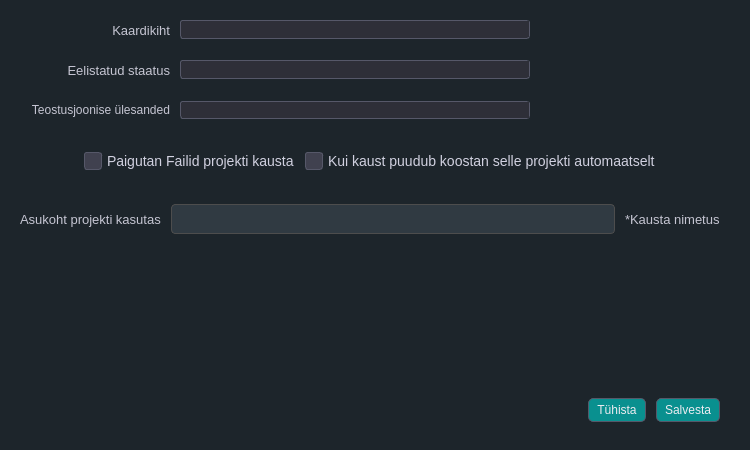
Old version of the form mailabl-qgis/config/confWidgets/Teostusjoonised.ui in the repository TuloliKalver/mailabl-qgis.
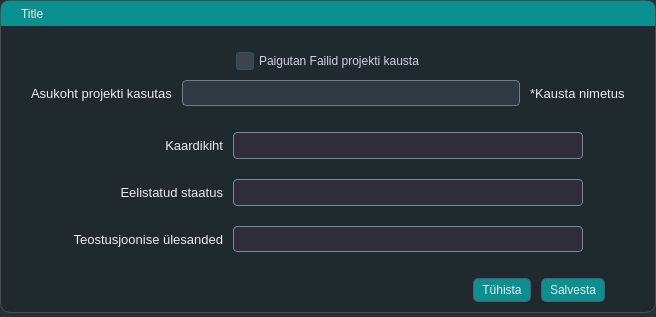
New version of the form. Icons and pictures are not drawn.

Commit message: PreRelease 2.19 SetupSystem restructured and checks on setups done!

```diff
--- a/mailabl-qgis/config/confWidgets/Teostusjoonised.ui
+++ b/mailabl-qgis/config/confWidgets/Teostusjoonised.ui
@@ -6,26 +6,26 @@
    <rect>
     <x>0</x>
     <y>0</y>
-    <width>750</width>
-    <height>450</height>
+    <width>656</width>
+    <height>317</height>
    </rect>
   </property>
   <property name="sizePolicy">
-   <sizepolicy hsizetype="Fixed" vsizetype="Fixed">
+   <sizepolicy hsizetype="Expanding" vsizetype="Expanding">
     <horstretch>0</horstretch>
     <verstretch>0</verstretch>
    </sizepolicy>
   </property>
   <property name="minimumSize">
    <size>
-    <width>750</width>
-    <height>450</height>
+    <width>0</width>
+    <height>0</height>
    </size>
   </property>
   <property name="maximumSize">
    <size>
-    <width>750</width>
-    <height>450</height>
+    <width>16777215</width>
+    <height>16777215</height>
    </size>
   </property>
   <property name="font">
@@ -39,18 +39,28 @@
    <string>Projektide seaded</string>
   </property>
   <property name="styleSheet">
-   <string notr="true">
-/* ====================================================== */
-/* 🎨 Global Theme - Base Colors, Background &amp; Typography */
-/* ====================================================== */
-* {
+   <string notr="true">* {
     border: transparent;
-    background-color: #1d252b; /* Updated background */
+    boreder-radius: 10px;
+	background-color: rgba(29, 37, 43, 0.78);  /* 10% transparency */
     padding: 0;
     margin: 0;
-    color: #c5c5d2; /* Default light gray text */
+    color: #ececf1; /* Brighter default text */
 }
 
+#FrameMain{
+    border-radius: 10px;
+	border: 1px solid #4d4d4d;
+	background-color: rgba(29, 37, 43, 0.7);  /* 10% transparency */
+}
+
+
+QLabel, QFrame{
+	background: None;
+	}
+
+
+
 
 /* ------------------------------------------------------ */
 /* 🧠 Global Interaction Effects - Focused Field &amp; Tabs   */
@@ -81,9 +91,9 @@
 QLineEdit {
     background-color: #303a42;   /* Matches the global dark background */
     color: #c5c5d2;              /* Default light gray text */
-    border: 1px solid #4d4d4d;   /* Subtle default border */
+    border: 1px solid #6f7f87;
     border-radius: 4px;          /* Rounded corners for a smooth look */
-    padding: 6px;                /* Adequate padding for text clarity */
+    padding: 4px;                /* Adequate padding for text clarity */
 }
 
 /* 
@@ -199,58 +209,6 @@
 }
 
 
-/* General QCheckBox styles */
-QCheckBox {
-    color: #ececf1; /* Text color */
-    spacing: 5px; /* Space between checkbox and text */
-}
-
-/* Style the indicator (checkbox) */
-QCheckBox::indicator {
-    width: 12px;
-    height: 12px;
-    background-color: #40414f; /* Background color for unchecked state */
-    border: 1px solid #565869; /* Border for unchecked state */
-    border-radius: 3px;
-}
-
-/* Style the indicator when checked */
-QCheckBox::indicator:checked {
-    background-color: rgba(70, 70, 85, 0.5); /* Semi-transparent gray background color for checked state */
-    border: 1px solid #acacbe;
-    image: url(&quot;:/images/themes/default/algorithms/mAlgorithmCheckGeometry.svg&quot;); /* Using QGIS built-in icon */
-}
-
-/* Style the indicator when unchecked */
-QCheckBox::indicator:unchecked {
-    background-color: #40414f; /* Background color for unchecked state */
-    border: 1px solid #565869; /* Border for unchecked state */
-}
-
-/* Style the indicator when hovered */
-QCheckBox::indicator:hover {
-    background-color: #565869;
-}
-
-/* Style the indicator when disabled */
-QCheckBox::indicator:disabled {
-    background-color: #30303a; /* Darker background color for disabled state */
-    border: 1px solid #40414f; /* Darker border for disabled state */
-}
-
-/* Style the indicator when checked and disabled */
-QCheckBox::indicator:checked:disabled {
-    background-color: rgba(50, 50, 60, 0.5); /* Semi-transparent darker gray background color for checked and disabled state */
-    border: 1px solid #40414f;
-    image: url(&quot;:/images/themes/default/algorithms/mAlgorithmCheckGeometry.svg&quot;); /* Using QGIS built-in icon */
-    opacity: 0.5; /* Make the icon appear disabled */
-}
-
-/* Style the checkbox text when disabled */
-QCheckBox:disabled {
-    color: #6a6a75; /* Darker text color for disabled state */
-}
-
 /* ══════════════════════════════════════════════════════ */
 /*                 ✅ QCheckBox Styling                   */
 /* ══════════════════════════════════════════════════════ */
@@ -258,41 +216,49 @@
 QCheckBox {
     color: #d1d1e0;
     spacing: 5px;
-    font-size: 14px;
+    font-size: 12px;
+	 background: transparent; /* This removes any background */
 }
 
-/* Base indicator styling */
+/* Default indicator box */
 QCheckBox::indicator {
     width: 16px;
     height: 16px;
+    background-color: #40414f;
     border: 1px solid #1f5d5c;
     border-radius: 3px;
-    background: #597278
 }
 
-/* Hover effect for indicator */
+/* Hovered box */
 QCheckBox::indicator:hover {
     border: 1px solid #0b4544;
 }
 
-/* Checked state with a custom image for the check mark */
+/* Checked state */
 QCheckBox::indicator:checked {
-    background: rgb(9,144,143);
+    background-color: rgb(9, 144, 143);
     border: 1px solid #565869;
 }
 
+/* Checked + Hover */
+QCheckBox::indicator:checked:hover {
+    background-color: rgba(9, 144, 143, 0.8);
+    border: 1px solid #acacbe;
+}
 
-/* ⚫ Disabled State - More Noticeable */
+/* Disabled */
+QCheckBox:disabled {
+    color: #6a6a75;
+}
 QCheckBox::indicator:disabled {
-    background-color: #1d252b;
-    border: 1px dashed rgba(120, 120, 130, 0.5); /* **Dashed, faded border** */
-    color: rgba(170, 170, 180, 0.5); /* **Faded text color** */
-    opacity: 0.5; /* **Lower opacity to indicate inactive state** */
+    background-color: #2c2c35;
+    border: 1px dashed rgba(120, 120, 130, 0.5);
 }
-
-
-QGroupBox{
-	color: #ececf1;
+QCheckBox::indicator:checked:disabled {
+    background-color: rgba(50, 50, 60, 0.5);
+    border: 1px solid #40414f;
+    image: url(&quot;:/images/themes/default/algorithms/mAlgorithmCheckGeometry.svg&quot;);
+    opacity: 0.5;
 }
 
 
@@ -303,9 +269,9 @@
 QComboBox {
     background-color: #2e2f38;
     color: #c5c5d2;
-    border: 1px solid #565869;
-    border-radius: 3px;
-    padding-left: 5px;
+	border: 1px solid #7b8a95;    
+	border-radius: 4px;
+    padding: 4px;
 }
 
 QComboBox::drop-down {
@@ -389,292 +355,18 @@
 }
 
 
-
-
-/* ══════════════════════════════════════════════════════ */
-/* 🧭 Global Vertical ScrollBar - Core UI Scroll Styling  */
-/* ══════════════════════════════════════════════════════ */
-
-QScrollBar:vertical {
-    border: none;
-    background: #2e2f38;  /* Match background color */
-    width: 8px;
-    margin: 0px;  /* Remove spacing */
-    border-radius: 4px;
+#dragFrame {
+    border-top-left-radius: 7px;
+    border-top-right-radius: 7px;
+    border-bottom-right-radius: 0px;
+    border-bottom-left-radius: 0px;
+    background-color: rgba(9, 144, 143, 1.0);
+    cursor: move;
+    color: #ececf1; /* Brighter default text */
 }
 
-QScrollBar::handle:vertical {
-    background-color: qradialgradient(spread:pad, cx:1, cy:0.728, radius:0.826, 
-        fx:0.498455, fy:0.95, stop:0.125 rgba(9, 144, 143, 255), stop:1 rgba(46, 47, 56, 253));
-    min-height: 25px;
-    border-radius: 4px;
-}
 
-QScrollBar::handle:vertical:hover {
-    background-color: qradialgradient(spread:pad, cx:1, cy:0.995, radius:1.24, 
-        fx:1, fy:0.988, stop:0 rgba(9, 144, 143, 255), stop:0.920455 rgba(46, 47, 56, 253));
-}
-
-/* Hide Up/Down Buttons */
-QScrollBar::add-line:vertical, 
-QScrollBar::sub-line:vertical {
-    background: none;
-    height: 0px;
-}
-
-/* Make the unused track area blend with background */
-QScrollBar::add-page:vertical, 
-QScrollBar::sub-page:vertical {
-    background: #2e2f38;
-}
-
-/* ════════════════════════════════════════════════════════ */
-/* 🧭 Global Horisontal ScrollBar - Core UI Scroll Styling  */
-/* ════════════════════════════════════════════════════════ */
-
-
-QScrollBar:horizontal {
-    border: none;
-    background: #2e2f38;  /* Match background color */
-    height: 8px;
-    margin: 0px;
-    border-radius: 4px;
-}
-
-QScrollBar::handle:horizontal {
-    background-color: qradialgradient(spread:pad, cx:1, cy:0.728, radius:0.826, 
-        fx:0.498455, fy:0.95, stop:0.125 rgba(9, 144, 143, 255), stop:1 rgba(46, 47, 56, 253));
-    min-width: 25px;
-    border-radius: 4px;
-}
-
-QScrollBar::handle:horizontal:hover {
-    background-color: qradialgradient(spread:pad, cx:1, cy:0.995, radius:1.24, 
-        fx:1, fy:0.988, stop:0 rgba(9, 144, 143, 255), stop:0.920455 rgba(46, 47, 56, 253));
-}
-
-/* Hide Left/Right Buttons */
-QScrollBar::add-line:horizontal, 
-QScrollBar::sub-line:horizontal {
-    background: none;
-    width: 0px;
-}
-
-/* Make the unused track area blend with background */
-QScrollBar::add-page:horizontal, 
-QScrollBar::sub-page:horizontal {
-    background: #2e2f38;
-}
-
-
-/* ====================================================== */
-/* 📊 QTableView - Layout, Colors, and Interaction Styles */
-/* ====================================================== */
-
-QTableView {
-    background-color: #2e2f38; /* Consistent dark gray base */
-    border: 1px solid #4d4d4d;
-    border-radius: 5px;
-    gridline-color: #565869;
-    /* Updated selection gradient using teal accent */
-    selection-background-color: qlineargradient(
-        x1: 0, y1: 0, x2: 0, y2: 1,
-        stop: 0 rgba(9,144,143,10),
-        stop: 1 rgba(9,144,143,50)
-    );
-    selection-color: #ececf1;
-}
-
-
-/* Adjust header style with white text */
-QHeaderView::section {
-    background-color: #35353f;
-    color: #ececf1; 
-    border-top: 0.5px solid #323232;
-    border-left: 0.5px solid #323232;
-    border-right: 0.5px solid #323232;
-    border-bottom: 1px solid #4d4d4d;
-    padding: 1px 3px;
-    font-size: 12px;
-}
-
-/* Entire table disabled state */
-QTableView:disabled {
-    background-color: rgba(30,30,35,180);
-    color: rgba(150,150,160,120);
-    border: 1px solid rgba(100,100,110,80);
-    gridline-color: rgba(80,80,90,80);
-    cursor: not-allowed;
-}
-
-/* Make headers look disabled */
-QTableView:disabled QHeaderView::section {
-    background-color: rgba(50,50,58,150);
-    
-    border-bottom: 1px solid rgba(80,80,90,100);
-}
-
-/* Remove focus outline when disabled */
-QTableView:disabled:focus {
-    outline: none;
-}
-
-/* Corner widget (where row/column headers meet) */
-QTableCornerButton::section {
-    background: #35353f;
-    border: 1px solid #4d4d4d;
-}
-
-/* Disabled corner styling */
-QTableView:disabled QTableCornerButton::section {
-    background: rgba(50,50,58,150);
-    border: 1px solid rgba(80,80,90,100);
-}
-
-/* Disable selection effect when the table is disabled */
-QTableView:disabled QTableView::item:selected {
-    background-color: rgba(50,50,58,100);
-    color: rgba(150,150,160,100);
-}
-
-/* Hovered rows for better contrast */
-QTableView::item:hover {
-    background-color: #3a3f4b;
-    color: #ececf1;
-    min-height: 16px;  /* Decreased row height */
-}
-
-/* Selected rows using the same teal gradient as QTableView selection */
-QTableView::item:selected {
-    background-color: qlineargradient(
-        x1: 0, y1: 0, x2: 0, y2: 1,
-        stop: 0 rgba(9,144,143,10),
-        stop: 1 rgba(9,144,143,50)
-    );
-    /*color: #ececf1;*/
-    min-height: 16px;  /* Decreased row height */
-}
-
-/* Non-selected rows with a subtle gradient for depth */
-QTableView::item {
-    background-color: qlineargradient(
-        x1: 0, y1: 0, x2: 0, y2: 1,
-        stop: 0 rgba(46,47,56,25),
-        stop: 1 rgba(46,47,56,255)
-    );
-    color: #d1d1e0;
-    min-height: 16px;  /* Decreased row height */
-}
-
-/* Ensure deselected rows return to their default style */
-QTableView::item:!selected {
-    background-color: qlineargradient(
-        x1: 0, y1: 0, x2: 0, y2: 1,
-        stop: 0 rgba(46,47,56,25),
-        stop: 1 rgba(46,47,56,255)
-    );
-    color: #d1d1e0;
-    min-height: 16px;  /* Decreased row height */
-}
-
-/* Disabled item styling */
-QTableView::item:disabled {
-    background-color: rgba(50,50,58,100);
-    color: rgba(150,150,160,100);
-    font-style: italic;
-    border: 1px dashed rgba(100,100,110,80);
-    min-height: 16px;  /* Decreased row height */
-}
-
-
-
-
-
-/* ====================================================== */
-/* 🧩 Targeted UI Elements - ID-Based Custom Styling      */
-/* ====================================================== */
-
-#Sevituudid{
-    background-color: #343b47;
-}
-
-#leftMenuContainer {
-    background: qlineargradient(x1:0, y1:0, x2:0, y2:1, stop:0 #202123, stop:1 #18191d);
-    border-right: 1px solid #3a3a3a;
-    padding-right: 2px;
-    border-top-right-radius: 5px;
-    border-bottom-right-radius: 5px;
-}
-
-#rightFrame {
-    background: qlineargradient(x1:0, y1:0, x2:0, y2:1, stop:0 #202123, stop:1 #18191d);
-    border-left: 1px solid #3a3a3a;
-    padding-lef: 2px;
-    border-top-right-radius: 5px;
-    border-bottom-right-radius: 5px;
-}
-
-#SetupLayers, #SetupLayers_2, #SetupUserData {
-border: none;
-border-bottom: 1px solid rgb(131, 142, 162);
-}
-
-#UC_Main_Frame QPushButton,#pbChoose_Properties_for_Projects{
-	padding: 1px 8px;
-    border-radiusr: 6px;
-}
-
-#UC_Main_Frame QPushButton:hover{
-
-	padding: 1px 8px;
-    border-radius: 6px;
-}
-
-
-#wOl_Settings QPushButton{
-	padding: 1px 8px;
-    border-radius: 6px;
-}
-
-#wOl_Settings QPushButton:hover{
-	padding: 1px 8px;
-    border-radius: 6px;
-}
-
-#rightMenuContainer QPushButton{
-	text-align: right;
-	border-top-right-radius: 0px;
-	border-bottom-right-radius: 0px;
-    
-}
-
-#rightMenuContainer QPushButton:hover{
-    text-align: right;
-    border-top-right-radius: 0px;
-	border-bottom-right-radius: 0px;  
-}
-
-
-#leftMenuContainer QPushButton{
-	text-align: left;
-	border-top-left-radius: 0px;
-	border-bottom-left-radius: 0px;	
-}
-#leftMenuContainer QPushButton:hover{
-    text-align: left;
-	border-top-left-radius: 0px;
-	border-bottom-left-radius: 0px;
-
-}
-
-#MailablDialogBase{
-    border: 1px solid #4d4d4d;
-	border-top-left-radius: 7px;     /* Rounded top-left corner */
-    border-top-right-radius: 7px;    /* Rounded top-right corner */
-    border-right-radius: 7px;        /* No rounding on right side */
-    border-left-radius: 7px;    
-	background: None;  /* 10% transparency */
-}</string>
+</string>
   </property>
   <layout class="QVBoxLayout" name="verticalLayout">
    <property name="spacing">
@@ -693,15 +385,45 @@
     <number>0</number>
    </property>
    <item>
-    <widget class="QFrame" name="fMain">
-     <property name="minimumSize">
-      <size>
-       <width>0</width>
-       <height>100</height>
-      </size>
-     </property>
+    <widget class="QFrame" name="FrameMain">
      <property name="styleSheet">
       <string notr="true"/>
+     </property>
+     <property name="frameShape">
+      <enum>QFrame::StyledPanel</enum>
+     </property>
+     <property name="frameShadow">
+      <enum>QFrame::Raised</enum>
+     </property>
+     <layout class="QVBoxLayout" name="verticalLayout_6">
+      <property name="spacing">
+       <number>6</number>
+      </property>
+      <property name="leftMargin">
+       <number>0</number>
+      </property>
+      <property name="topMargin">
+       <number>0</number>
+      </property>
+      <property name="rightMargin">
+       <number>0</number>
+      </property>
+      <property name="bottomMargin">
+       <number>0</number>
+      </property>
+      <item>
+       <widget class="QFrame" name="dragFrame">
+        <property name="minimumSize">
+         <size>
+          <width>0</width>
+          <height>25</height>
+         </size>
+        </property>
+        <property name="maximumSize">
+         <size>
+          <width>1000000</width>
+          <height>25</height>
+         </size>
      </property>
      <property name="frameShape">
       <enum>QFrame::StyledPanel</enum>
@@ -714,25 +436,29 @@
        <number>0</number>
       </property>
       <property name="leftMargin">
-       <number>0</number>
+          <number>20</number>
       </property>
       <property name="topMargin">
-       <number>10</number>
+          <number>0</number>
       </property>
       <property name="rightMargin">
-       <number>10</number>
+          <number>0</number>
       </property>
       <property name="bottomMargin">
-       <number>10</number>
+          <number>0</number>
       </property>
       <item>
-       <widget class="QFrame" name="SettingElements">
-        <property name="minimumSize">
-         <size>
-          <width>0</width>
-          <height>450</height>
-         </size>
-        </property>
+          <widget class="QLabel" name="lblTitle">
+           <property name="text">
+            <string>Title</string>
+           </property>
+          </widget>
+         </item>
+        </layout>
+       </widget>
+      </item>
+      <item>
+       <widget class="QFrame" name="fSettingsFolders">
         <property name="styleSheet">
          <string notr="true"/>
         </property>
@@ -742,7 +468,7 @@
         <property name="frameShadow">
          <enum>QFrame::Raised</enum>
         </property>
-        <layout class="QVBoxLayout" name="verticalLayout_9">
+        <layout class="QVBoxLayout" name="verticalLayout_2">
          <property name="spacing">
           <number>10</number>
          </property>
@@ -750,44 +476,107 @@
           <number>10</number>
          </property>
          <property name="topMargin">
-          <number>0</number>
+          <number>20</number>
          </property>
          <property name="rightMargin">
           <number>10</number>
          </property>
          <property name="bottomMargin">
+          <number>10</number>
+         </property>
+         <item alignment="Qt::AlignHCenter">
+          <widget class="QFrame" name="Projekcts_FolderSetup">
+           <property name="frameShape">
+            <enum>QFrame::StyledPanel</enum>
+           </property>
+           <property name="frameShadow">
+            <enum>QFrame::Raised</enum>
+           </property>
+           <layout class="QHBoxLayout" name="horizontalLayout_62">
+            <property name="spacing">
+             <number>10</number>
+            </property>
+            <property name="leftMargin">
           <number>0</number>
          </property>
+            <property name="topMargin">
+             <number>0</number>
+            </property>
+            <property name="rightMargin">
+             <number>0</number>
+            </property>
+            <property name="bottomMargin">
+             <number>0</number>
+            </property>
          <item>
-          <widget class="QFrame" name="fMainLeft">
-           <property name="minimumSize">
-            <size>
-             <width>0</width>
-             <height>100</height>
-            </size>
-           </property>
+             <widget class="QCheckBox" name="checkBox">
+              <property name="text">
+               <string>Paigutan Failid projekti kausta</string>
+              </property>
+             </widget>
+            </item>
+           </layout>
+          </widget>
+         </item>
+         <item>
+          <widget class="QFrame" name="fFolders">
            <property name="frameShape">
             <enum>QFrame::StyledPanel</enum>
            </property>
            <property name="frameShadow">
             <enum>QFrame::Raised</enum>
            </property>
-           <layout class="QVBoxLayout" name="verticalLayout_8">
+           <layout class="QHBoxLayout" name="horizontalLayout_35">
             <property name="spacing">
              <number>10</number>
             </property>
             <property name="leftMargin">
-             <number>0</number>
+             <number>20</number>
             </property>
             <property name="topMargin">
              <number>0</number>
             </property>
             <property name="rightMargin">
-             <number>0</number>
+             <number>20</number>
             </property>
             <property name="bottomMargin">
              <number>0</number>
             </property>
+            <item>
+             <widget class="QLabel" name="lblLocation">
+              <property name="font">
+               <font>
+                <pointsize>10</pointsize>
+                <weight>50</weight>
+                <bold>false</bold>
+               </font>
+              </property>
+              <property name="text">
+               <string>Asukoht projekti kasutas</string>
+              </property>
+             </widget>
+            </item>
+            <item>
+             <widget class="QLineEdit" name="lblLocatioNameValue"/>
+            </item>
+            <item>
+             <widget class="QLabel" name="lblComment">
+              <property name="font">
+               <font>
+                <pointsize>10</pointsize>
+               </font>
+              </property>
+              <property name="text">
+               <string>*Kausta nimetus</string>
+              </property>
+             </widget>
+            </item>
+           </layout>
+          </widget>
+         </item>
+        </layout>
+       </widget>
+      </item>
             <item>
              <widget class="QFrame" name="fSetupBasics">
               <property name="maximumSize">
@@ -796,6 +585,9 @@
                 <height>1000000</height>
                </size>
               </property>
+        <property name="styleSheet">
+         <string notr="true"/>
+        </property>
               <property name="frameShape">
                <enum>QFrame::StyledPanel</enum>
               </property>
@@ -842,7 +634,7 @@
                   <property name="bottomMargin">
                    <number>0</number>
                   </property>
-                  <item>
+            <item alignment="Qt::AlignHCenter">
                    <widget class="QFrame" name="f_Main_3">
                     <property name="frameShape">
                      <enum>QFrame::StyledPanel</enum>
@@ -938,26 +730,13 @@
                        </item>
                       </widget>
                      </item>
-                     <item>
-                      <spacer name="horizontalSpacer_4">
-                       <property name="orientation">
-                        <enum>Qt::Horizontal</enum>
-                       </property>
-                       <property name="sizeHint" stdset="0">
-                        <size>
-                         <width>40</width>
-                         <height>20</height>
-                        </size>
-                       </property>
-                      </spacer>
-                     </item>
                     </layout>
                    </widget>
                   </item>
                  </layout>
                 </widget>
                </item>
-               <item>
+         <item alignment="Qt::AlignHCenter">
                 <widget class="QFrame" name="fStatuses">
                  <property name="frameShape">
                   <enum>QFrame::StyledPanel</enum>
@@ -1018,23 +797,10 @@
                     </property>
                    </widget>
                   </item>
-                  <item>
-                   <spacer name="horizontalSpacer_3">
-                    <property name="orientation">
-                     <enum>Qt::Horizontal</enum>
-                    </property>
-                    <property name="sizeHint" stdset="0">
-                     <size>
-                      <width>40</width>
-                      <height>20</height>
-                     </size>
-                    </property>
-                   </spacer>
-                  </item>
                  </layout>
                 </widget>
                </item>
-               <item>
+         <item alignment="Qt::AlignHCenter">
                 <widget class="QFrame" name="frame_2">
                  <property name="frameShape">
                   <enum>QFrame::StyledPanel</enum>
@@ -1066,6 +832,11 @@
                       <height>0</height>
                      </size>
                     </property>
+              <property name="font">
+               <font>
+                <pointsize>10</pointsize>
+               </font>
+              </property>
                     <property name="text">
                      <string>Teostusjoonise ülesanded</string>
                     </property>
@@ -1084,185 +855,6 @@
                     </property>
                    </widget>
                   </item>
-                  <item>
-                   <spacer name="horizontalSpacer_2">
-                    <property name="orientation">
-                     <enum>Qt::Horizontal</enum>
-                    </property>
-                    <property name="sizeHint" stdset="0">
-                     <size>
-                      <width>40</width>
-                      <height>20</height>
-                     </size>
-                    </property>
-                   </spacer>
-                  </item>
-                 </layout>
-                </widget>
-               </item>
-              </layout>
-             </widget>
-            </item>
-            <item>
-             <widget class="QFrame" name="fSettingsFolders">
-              <property name="frameShape">
-               <enum>QFrame::StyledPanel</enum>
-              </property>
-              <property name="frameShadow">
-               <enum>QFrame::Raised</enum>
-              </property>
-              <layout class="QVBoxLayout" name="verticalLayout_2">
-               <property name="spacing">
-                <number>15</number>
-               </property>
-               <property name="leftMargin">
-                <number>10</number>
-               </property>
-               <property name="topMargin">
-                <number>0</number>
-               </property>
-               <property name="rightMargin">
-                <number>10</number>
-               </property>
-               <property name="bottomMargin">
-                <number>0</number>
-               </property>
-               <item alignment="Qt::AlignHCenter">
-                <widget class="QFrame" name="Projekcts_FolderSetup">
-                 <property name="frameShape">
-                  <enum>QFrame::StyledPanel</enum>
-                 </property>
-                 <property name="frameShadow">
-                  <enum>QFrame::Raised</enum>
-                 </property>
-                 <layout class="QHBoxLayout" name="horizontalLayout_62">
-                  <property name="spacing">
-                   <number>10</number>
-                  </property>
-                  <property name="leftMargin">
-                   <number>0</number>
-                  </property>
-                  <property name="topMargin">
-                   <number>0</number>
-                  </property>
-                  <property name="rightMargin">
-                   <number>0</number>
-                  </property>
-                  <property name="bottomMargin">
-                   <number>0</number>
-                  </property>
-                  <item>
-                   <widget class="QCheckBox" name="checkBox">
-                    <property name="text">
-                     <string>Paigutan Failid projekti kausta</string>
-                    </property>
-                   </widget>
-                  </item>
-                  <item>
-                   <widget class="QCheckBox" name="checkBox_2">
-                    <property name="text">
-                     <string>Kui kaust puudub koostan selle projekti automaatselt</string>
-                    </property>
-                   </widget>
-                  </item>
-                 </layout>
-                </widget>
-               </item>
-               <item>
-                <widget class="QFrame" name="fFolders">
-                 <property name="frameShape">
-                  <enum>QFrame::StyledPanel</enum>
-                 </property>
-                 <property name="frameShadow">
-                  <enum>QFrame::Raised</enum>
-                 </property>
-                 <layout class="QHBoxLayout" name="horizontalLayout_35">
-                  <property name="spacing">
-                   <number>10</number>
-                  </property>
-                  <property name="leftMargin">
-                   <number>0</number>
-                  </property>
-                  <property name="topMargin">
-                   <number>0</number>
-                  </property>
-                  <property name="rightMargin">
-                   <number>0</number>
-                  </property>
-                  <property name="bottomMargin">
-                   <number>0</number>
-                  </property>
-                  <item>
-                   <widget class="QLabel" name="lblLocation">
-                    <property name="font">
-                     <font>
-                      <pointsize>10</pointsize>
-                      <weight>50</weight>
-                      <bold>false</bold>
-                     </font>
-                    </property>
-                    <property name="text">
-                     <string>Asukoht projekti kasutas</string>
-                    </property>
-                   </widget>
-                  </item>
-                  <item>
-                   <widget class="QLineEdit" name="lblLocatioName"/>
-                  </item>
-                  <item>
-                   <widget class="QLabel" name="lblComment">
-                    <property name="font">
-                     <font>
-                      <pointsize>10</pointsize>
-                     </font>
-                    </property>
-                    <property name="text">
-                     <string>*Kausta nimetus</string>
-                    </property>
-                   </widget>
-                  </item>
-                 </layout>
-                </widget>
-               </item>
-              </layout>
-             </widget>
-            </item>
-            <item>
-             <widget class="QFrame" name="frame">
-              <property name="frameShape">
-               <enum>QFrame::StyledPanel</enum>
-              </property>
-              <property name="frameShadow">
-               <enum>QFrame::Raised</enum>
-              </property>
-              <layout class="QHBoxLayout" name="horizontalLayout_6">
-               <property name="leftMargin">
-                <number>0</number>
-               </property>
-               <item>
-                <widget class="QFrame" name="frame_4">
-                 <property name="frameShape">
-                  <enum>QFrame::StyledPanel</enum>
-                 </property>
-                 <property name="frameShadow">
-                  <enum>QFrame::Raised</enum>
-                 </property>
-                 <layout class="QHBoxLayout" name="horizontalLayout_7">
-                  <property name="spacing">
-                   <number>5</number>
-                  </property>
-                  <property name="leftMargin">
-                   <number>10</number>
-                  </property>
-                  <property name="topMargin">
-                   <number>10</number>
-                  </property>
-                  <property name="rightMargin">
-                   <number>10</number>
-                  </property>
-                  <property name="bottomMargin">
-                   <number>10</number>
-                  </property>
                  </layout>
                 </widget>
                </item>
@@ -1271,6 +863,9 @@
             </item>
             <item>
              <widget class="QFrame" name="fButtons">
+        <property name="styleSheet">
+         <string notr="true"/>
+        </property>
               <property name="frameShape">
                <enum>QFrame::StyledPanel</enum>
               </property>
@@ -1285,13 +880,13 @@
                 <number>0</number>
                </property>
                <property name="topMargin">
-                <number>0</number>
+          <number>10</number>
                </property>
                <property name="rightMargin">
-                <number>10</number>
+          <number>50</number>
                </property>
                <property name="bottomMargin">
-                <number>0</number>
+          <number>10</number>
                </property>
                <item>
                 <spacer name="horizontalSpacer">
@@ -1345,9 +940,30 @@
            </layout>
           </widget>
          </item>
-        </layout>
-       </widget>
-      </item>
+   <item>
+    <widget class="QFrame" name="frame">
+     <property name="frameShape">
+      <enum>QFrame::StyledPanel</enum>
+     </property>
+     <property name="frameShadow">
+      <enum>QFrame::Raised</enum>
+     </property>
+     <layout class="QVBoxLayout" name="verticalLayout_5">
+      <property name="spacing">
+       <number>0</number>
+      </property>
+      <property name="leftMargin">
+       <number>0</number>
+      </property>
+      <property name="topMargin">
+       <number>0</number>
+      </property>
+      <property name="rightMargin">
+       <number>0</number>
+      </property>
+      <property name="bottomMargin">
+       <number>0</number>
+      </property>
      </layout>
     </widget>
    </item>
```
Left out of the diff: 4 changed lines with no effect on the pictures. Lines whose indentation alone changed are shown as unchanged. The commit also changes 35 other files.
